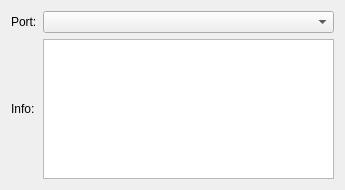
Qt form src/gui/serialdeviceview.ui (stu-inc/DataCapture) before a commit.
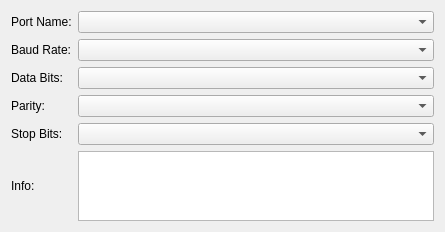
The same form after that commit. Custom widgets are drawn as their Qt base class.

The edit to the form file:
```diff
--- a/src/gui/serialdeviceview.ui
+++ b/src/gui/serialdeviceview.ui
@@ -6,33 +6,73 @@
    <rect>
     <x>0</x>
     <y>0</y>
-    <width>345</width>
-    <height>190</height>
+    <width>445</width>
+    <height>230</height>
    </rect>
   </property>
   <property name="windowTitle">
    <string>Form</string>
   </property>
   <layout class="QGridLayout" name="gridLayout">
+   <item row="3" column="1">
+    <widget class="QComboBox" name="comboBoxParity"/>
+   </item>
+   <item row="1" column="1">
+    <widget class="QComboBox" name="comboBoxBaudRate"/>
+   </item>
+   <item row="1" column="0">
+    <widget class="QLabel" name="label_3">
+     <property name="text">
+      <string>Baud Rate:</string>
+     </property>
+    </widget>
+   </item>
+   <item row="2" column="0">
+    <widget class="QLabel" name="label_4">
+     <property name="text">
+      <string>Data Bits:</string>
+     </property>
+    </widget>
+   </item>
+   <item row="3" column="0">
+    <widget class="QLabel" name="label_5">
+     <property name="text">
+      <string>Parity:</string>
+     </property>
+    </widget>
+   </item>
    <item row="0" column="0">
     <widget class="QLabel" name="label">
      <property name="text">
-      <string>Port:</string>
+      <string>Port Name:</string>
      </property>
     </widget>
    </item>
+   <item row="5" column="1">
+    <widget class="QTextBrowser" name="textBrowserInfo"/>
+   </item>
    <item row="0" column="1">
     <widget class="SerialPortComboBox" name="comboBoxPort"/>
    </item>
-   <item row="1" column="0">
+   <item row="2" column="1">
+    <widget class="QComboBox" name="comboBoxDataBits"/>
+   </item>
+   <item row="5" column="0">
     <widget class="QLabel" name="label_2">
      <property name="text">
       <string>Info:</string>
      </property>
     </widget>
    </item>
-   <item row="1" column="1">
-    <widget class="QTextBrowser" name="textBrowserInfo"/>
+   <item row="4" column="0">
+    <widget class="QLabel" name="label_6">
+     <property name="text">
+      <string>Stop Bits:</string>
+     </property>
+    </widget>
+   </item>
+   <item row="4" column="1">
+    <widget class="QComboBox" name="comboBoxStopBits"/>
    </item>
   </layout>
  </widget>
```
